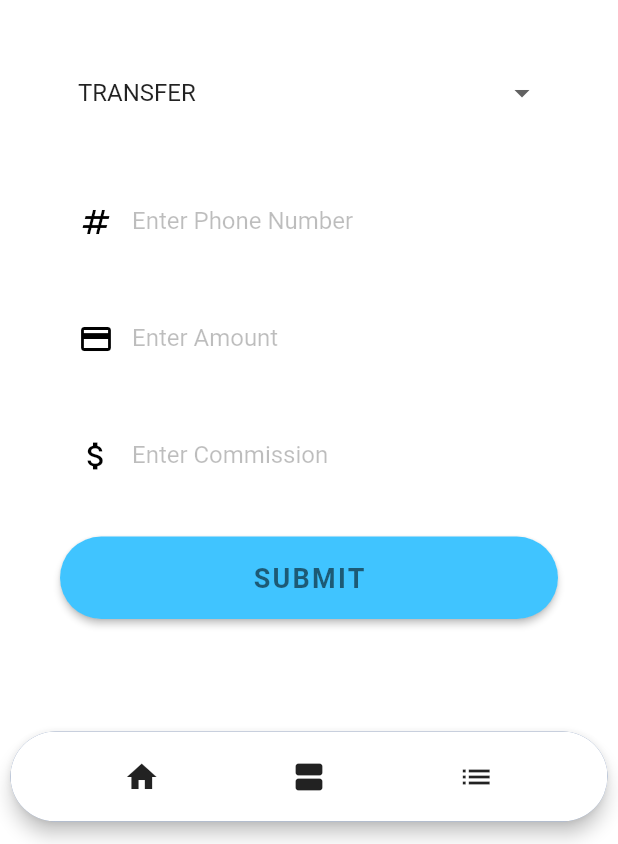
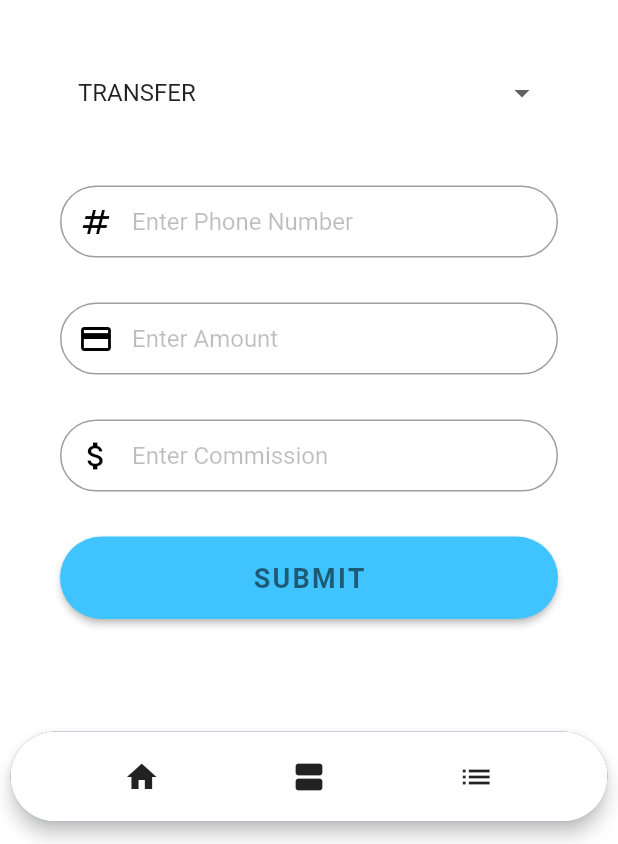
Before and after one commit to princebobby16/remo-ui, a Flutter app: the RemoTransaction screen opened by its route, on a phone screen of 412 x 824 dp, the part 392-1236 px from its top. Run offline on Flutter 3.47's test engine with Material 2 defaults, Android fonts, the light colour scheme and no system bars; our stand-ins replace firebase_auth, firebase_core, flutter_svg, get, modal_bottom_sheet, rounded_loading_button; missing offline and left inert: dart:html; accounts and stored records are empty; network calls fail; Roboto replaces fonts that are missing (Open Sans).

Commit message:
ui fixes

```diff
--- a/lib/src/components/card.dart
+++ b/lib/src/components/card.dart
@@ -3,7 +3,7 @@ import 'package:momo_recorder_ui_app/gen/assets.gen.dart';
 import 'package:momo_recorder_ui_app/src/models/transaction.dart';
 
 class RemoCard extends StatefulWidget {
-  RemoCard({
+  const RemoCard({
     Key? key,
     required this.title,
     required this.responseData,
--- a/lib/src/views/transact.dart
+++ b/lib/src/views/transact.dart
@@ -19,6 +19,9 @@ class _RemoTransactionState extends State<RemoTransaction> {
   final _commissionsController = TextEditingController();
 
   final _formKey = GlobalKey<FormState>();
+
+  bool _enabled = true;
+  bool _readOnly = false;
 
   List<DropdownMenuItem<String>> get dropdownItems {
     List<DropdownMenuItem<String>> menuItems = [
@@ -83,7 +86,7 @@ class _RemoTransactionState extends State<RemoTransaction> {
             borderRadius: BorderRadius.circular(20),
           ),
           border: OutlineInputBorder(
-            borderSide: const BorderSide(color: Colors.white, width: 1),
+            borderSide: const BorderSide(color: Colors.white, width: 1.0),
             borderRadius: BorderRadius.circular(20),
           ),
           filled: true,
@@ -93,19 +96,24 @@ class _RemoTransactionState extends State<RemoTransaction> {
         value: selectedValue,
         onChanged: (String? newValue) {
           setState(() {
+            print("called");
             selectedValue = newValue!;
 
-            if (newValue == 'DEPOSIT' || newValue == 'WITHDRAWAL') {
-              _commissionsController.text = '0.0';
-              _buildCommissionInput(context, false, true);
+            if (selectedValue == 'DEPOSIT' || selectedValue == 'WITHDRAWAL') {
+              print("is in disabled range");
+              _commissionsController.text = '0.00';
+              _enabled = false;
+              _readOnly = true;
             } else {
               _commissionsController.text = '';
-              _buildCommissionInput(context, true, false);
+              _enabled = true;
+              _readOnly = false;
             }
 
           });
         },
-        items: dropdownItems);
+        items: dropdownItems
+    );
   }
 
   Widget _buildNumberInput(BuildContext context) {
@@ -117,12 +125,14 @@ class _RemoTransactionState extends State<RemoTransaction> {
         style: const TextStyle(
           color: Colors.black,
         ),
-        decoration: const InputDecoration(
-            border: InputBorder.none,
-            contentPadding: EdgeInsets.only(top: 14.0),
-            prefixIcon: Icon(Icons.numbers, color: Colors.black),
+        decoration: InputDecoration(
+            border: OutlineInputBorder(
+                borderRadius: BorderRadius.circular(30)
+            ),
+            contentPadding: const EdgeInsets.only(top: 14.0),
+            prefixIcon: const Icon(Icons.numbers, color: Colors.black),
             hintText: "Enter Phone Number",
-            hintStyle: TextStyle(color: Colors.black26)),
+            hintStyle: const TextStyle(color: Colors.black26)),
         validator: _errorPhoneNumberText);
   }
 
@@ -135,32 +145,40 @@ class _RemoTransactionState extends State<RemoTransaction> {
       style: const TextStyle(
         color: Colors.black,
       ),
-      decoration: const InputDecoration(
-          border: InputBorder.none,
-          contentPadding: EdgeInsets.only(top: 14.0),
-          prefixIcon: Icon(Icons.payment, color: Colors.black),
+      decoration: InputDecoration(
+          border: OutlineInputBorder(
+              borderRadius: BorderRadius.circular(30)
+          ),
+          contentPadding: const EdgeInsets.only(top: 14.0),
+          prefixIcon: const Icon(Icons.payment, color: Colors.black),
           hintText: "Enter Amount",
-          hintStyle: TextStyle(color: Colors.black26)),
+          hintStyle: const TextStyle(color: Colors.black26)),
       validator: _errorAmountText,
     );
   }
 
-  Widget _buildCommissionInput(BuildContext context, bool enabled, bool readOnly) {
+  Widget _buildCommissionInput() {
     return TextFormField(
-      enabled: enabled,
+      enabled: _enabled,
       controller: _commissionsController,
       keyboardType: TextInputType.phone,
       cursorColor: Colors.black26,
       style: const TextStyle(
         color: Colors.black,
       ),
-      readOnly: readOnly,
-      decoration: const InputDecoration(
-          border: InputBorder.none,
-          contentPadding: EdgeInsets.only(top: 14.0),
-          prefixIcon: Icon(Icons.attach_money, color: Colors.black),
+      readOnly: _readOnly,
+      decoration: InputDecoration(
+          border: OutlineInputBorder(
+            borderSide: const BorderSide(
+              color: Color(0x46000FFF),
+              style: BorderStyle.none
+            ),
+            borderRadius: BorderRadius.circular(30)
+          ),
+          contentPadding: const EdgeInsets.only(top: 14.0),
+          prefixIcon: const Icon(Icons.attach_money, color: Colors.black),
           hintText: "Enter Commission",
-          hintStyle: TextStyle(color: Colors.black26)),
+          hintStyle: const TextStyle(color: Colors.black26)),
       validator: _errorCommissionText,
     );
   }
@@ -204,7 +222,7 @@ class _RemoTransactionState extends State<RemoTransaction> {
                     const SizedBox(height: 30),
                     _buildAmountInput(context),
                     const SizedBox(height: 30),
-                    _buildCommissionInput(context, true, false),
+                    _buildCommissionInput(),
                     const SizedBox(height: 30),
                     _buildNextButton(context),
                   ],
```
